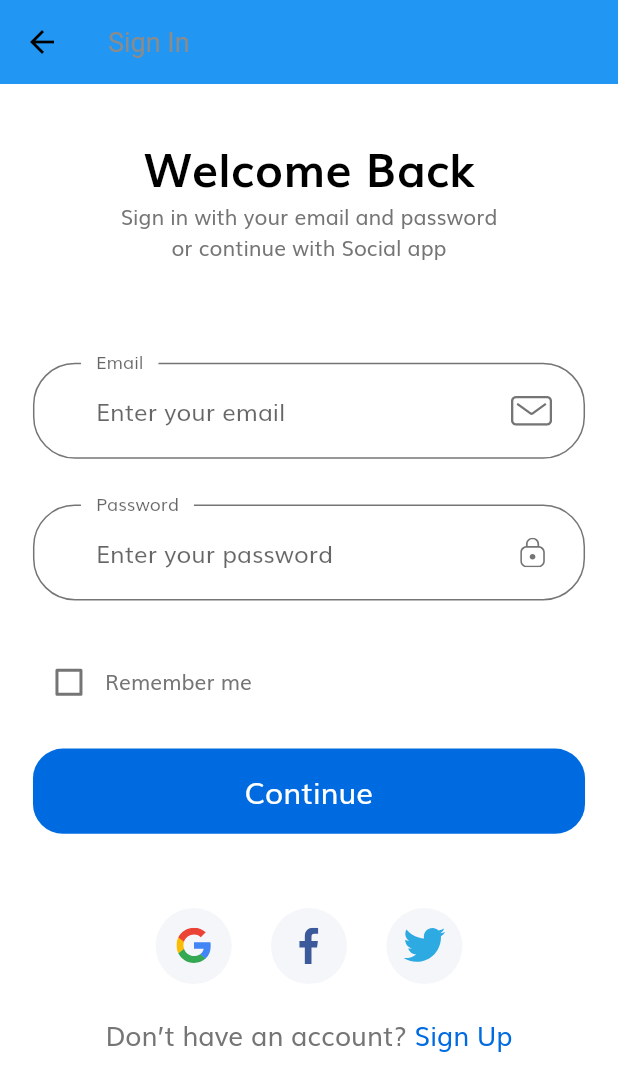
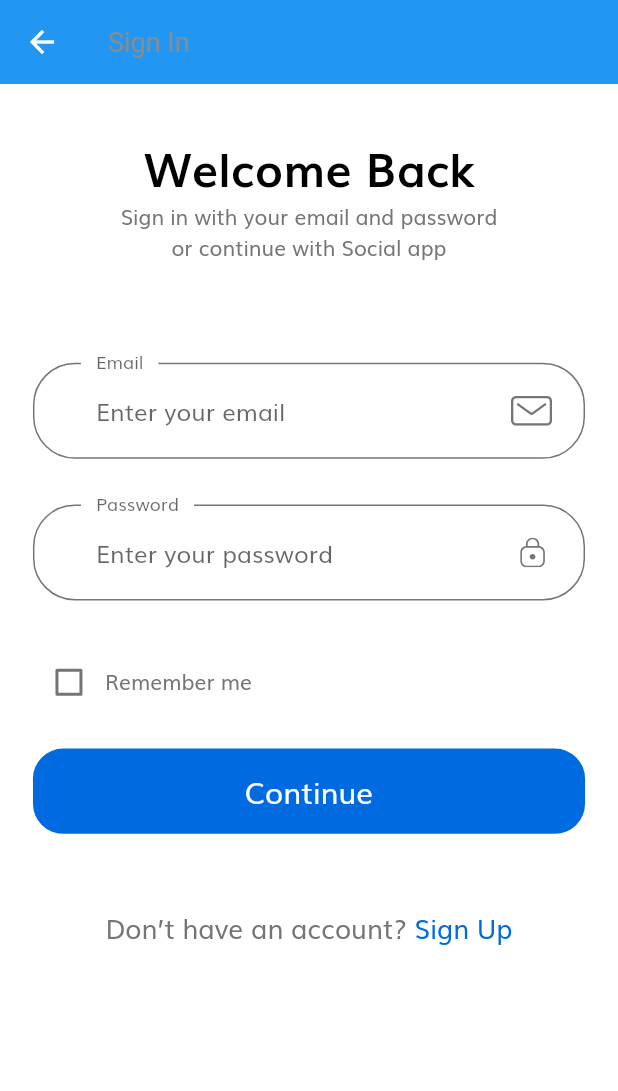
Before and after one commit to Zamama-Zaman/ecommerce_app, a Flutter app: the screen it shows after launch, after a tap on "Continue", on a phone screen of 412 x 824 dp. Shown: the top 1091 px of the screen. Run offline on Flutter 3.47's test engine with Material 2 defaults, Android fonts, the phone set to English and light mode, and no system bars; our stand-ins replace carousel_pro, flutter_svg, get, smooth_star_rating; network calls fail.

Commit message:
Updated Code

```diff
--- a/lib/controllers/home_controller.dart
+++ b/lib/controllers/home_controller.dart
@@ -15,7 +15,7 @@ class HomeController extends GetxController {
 
   // var home = <HomeModel>[].obs;
 
-  RxBool isLoading = false.obs;
+  RxBool isLoading = true.obs;
 
   @override
   void onInit() {
@@ -29,8 +29,10 @@ class HomeController extends GetxController {
       final response = await http
           .get(Uri.parse("https://innovativehill.com/nidhub/home.php"));
       if (response.statusCode == 200) {
-        home = HomeModel.fromJson(jsonDecode(response.body)).obs;
-        isLoading.value = false;
+        Future.delayed(const Duration(seconds: 20), () {
+          home = HomeModel.fromJson(jsonDecode(response.body)).obs;
+          isLoading.value = false;
+        });
       } else {
         Get.snackbar(
             "Error Loading Data", "Server Response: ${response.statusCode}");
--- a/lib/screens/sign_in/components/body.dart
+++ b/lib/screens/sign_in/components/body.dart
@@ -34,24 +34,24 @@ class Body extends StatelessWidget {
                 SizedBox(height: SizeConfig.screenHeight * 0.08),
                 SignForm(),
                 SizedBox(height: SizeConfig.screenHeight * 0.06),
-                Row(
-                  mainAxisAlignment: MainAxisAlignment.center,
-                  children: [
-                    SocalCard(
-                      icon: "assets/icons/google-icon.svg",
-                      press: () {},
-                    ),
-                    SocalCard(
-                      icon: "assets/icons/facebook-2.svg",
-                      press: () {},
-                    ),
-                    SocalCard(
-                      icon: "assets/icons/twitter.svg",
-                      press: () {},
-                    ),
-                  ],
-                ),
-                SizedBox(height: getProportionateScreenHeight(20)),
+                // Row(
+                //   mainAxisAlignment: MainAxisAlignment.center,
+                //   children: [
+                //     SocalCard(
+                //       icon: "assets/icons/google-icon.svg",
+                //       press: () {},
+                //     ),
+                //     SocalCard(
+                //       icon: "assets/icons/facebook-2.svg",
+                //       press: () {},
+                //     ),
+                //     SocalCard(
+                //       icon: "assets/icons/twitter.svg",
+                //       press: () {},
+                //     ),
+                //   ],
+                // ),
+                // SizedBox(height: getProportionateScreenHeight(20)),
                 NoAccountText(),
               ],
             ),
--- a/lib/screens/sign_in/sign_in_screen.dart
+++ b/lib/screens/sign_in/sign_in_screen.dart
@@ -11,6 +11,9 @@ class SignInScreen extends StatelessWidget {
     return Scaffold(
       appBar: AppBar(
         title: Text("Sign In"),
+        iconTheme: IconThemeData(
+          color: Colors.white,
+        ),
       ),
       body: Body(),
     );
```
Also changed, not shown: lib/screens/home/home_screen.dart (+17 -1 lines).
